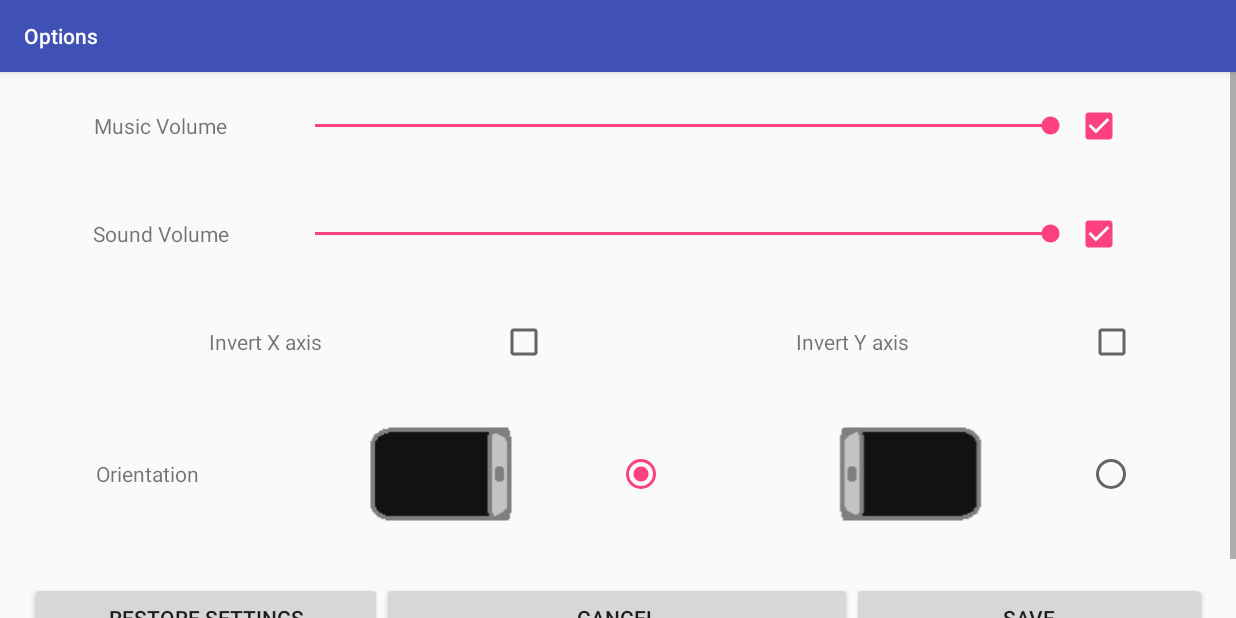
After one commit to Zoa84/AnnihilationIntelligence, an Android app: the OptionsActivity screen opened directly, with no data from a screen before it, on a phone screen of 824 x 412 dp (held sideways). The commit adds this screen. Run offline under Robolectric (Android 15) with nearby library versions, the phone set to English and light mode, and no system bars.

Commit message:
Added Options Activity, started setting up option functionality

```diff
--- a/AnnihilationIntelligence/app/src/main/java/simonchiu/annihilationintelligence/Activity/GameActivity.java
+++ b/AnnihilationIntelligence/app/src/main/java/simonchiu/annihilationintelligence/Activity/GameActivity.java
@@ -4,8 +4,10 @@ import android.app.Activity;
 import android.graphics.Rect;
 import android.opengl.GLSurfaceView;
 import android.os.Bundle;
+import android.os.CountDownTimer;
 import android.view.MotionEvent;
 import android.view.View;
+import android.widget.Toast;
 
 import com.threed.jpct.Camera;
 import com.threed.jpct.FrameBuffer;
@@ -50,7 +52,7 @@ public class GameActivity extends Activity {
     private MyRenderer renderer = null;
     private FrameBuffer fb = null;
     private World world = null;
-    private RGBColor back = new RGBColor(50, 50, 100);
+    private RGBColor bg = new RGBColor(50, 50, 100);
 
     private float touchTurn = 0;
     private float touchTurnUp = 0;
@@ -82,6 +84,9 @@ public class GameActivity extends Activity {
     private int fps = 0;
 
     private Light sun = null;
+
+    private Toast toast;
+    boolean back = false;
 
     protected void onCreate(Bundle savedInstanceState) {
 
@@ -131,6 +136,29 @@ public class GameActivity extends Activity {
     protected void onResume() {
         super.onResume();
         mGLView.onResume();
+    }
+
+    //Return to menu todo change to show a pause menu, DOES NOT end the game in any way
+    @Override
+    public void onBackPressed(){
+        if (!back) {
+            toast = Toast.makeText(this, "Press again to exit", Toast.LENGTH_SHORT);
+            toast.show();
+            back = true;
+            new CountDownTimer(2000, 1000){
+                public void onTick(long millisUntilFinished) {
+
+                }
+                public void onFinish() {
+                    back = false;
+                    toast.cancel();
+                }
+            }.start();
+        }
+        else{
+            toast.cancel();
+            super.onBackPressed();
+        }
     }
 
     @Override
@@ -308,7 +336,7 @@ public class GameActivity extends Activity {
 
                 for (int i = 0; i < textures.length; i++) {
                     try {
-                        is = getResources().getAssets().open(textures[i] + ".obj");
+                        is = getResources().getAssets().open("objects" + textures[i] + ".obj");
                         tObjects = Loader.loadOBJ(is, null, 1);
                     } catch (IOException e) {
                         e.printStackTrace();
@@ -424,7 +452,7 @@ public class GameActivity extends Activity {
             }*/
 
             //Draw and display 3D objects
-            fb.clear(back);
+            fb.clear(bg);
             world.renderScene(fb);
             world.draw(fb);
             fb.display();
--- a/AnnihilationIntelligence/app/src/main/java/simonchiu/annihilationintelligence/Activity/MenuActivity.java
+++ b/AnnihilationIntelligence/app/src/main/java/simonchiu/annihilationintelligence/Activity/MenuActivity.java
@@ -16,8 +16,8 @@ Android buttons, a toast message will appear to ask the player to press again to
 
 public class MenuActivity extends AppCompatActivity {
 
-    boolean back = false;
-    Toast toast;
+    boolean back = false;   //If the back button has been pressed
+    Toast toast;            //Variable to hold a toast message
 
     @Override
     protected void onCreate(Bundle savedInstanceState) {
@@ -31,8 +31,8 @@ public class MenuActivity extends AppCompatActivity {
     }
 
     public void options (View view){ // Button press options
-        //Intent intent = new Intent(MenuActivity.this,OptionsActivity.class);
-        //startActivity(intent);
+        Intent intent = new Intent(MenuActivity.this,OptionsActivity.class);
+        startActivity(intent);
     }
 
     public void exit (View view){ // Button press exit game
--- /dev/null
+++ b/AnnihilationIntelligence/app/src/main/java/simonchiu/annihilationintelligence/Activity/OptionsActivity.java
@@ -0,0 +1,177 @@
+package simonchiu.annihilationintelligence.Activity;
+
+import android.content.Intent;
+import android.os.Bundle;
+import android.support.design.widget.FloatingActionButton;
+import android.support.design.widget.Snackbar;
+import android.support.v7.app.AppCompatActivity;
+import android.support.v7.widget.Toolbar;
+import android.view.View;
+import android.widget.CheckBox;
+import android.widget.CompoundButton;
+import android.widget.RadioGroup;
+import android.widget.SeekBar;
+
+import simonchiu.annihilationintelligence.R;
+
+import static simonchiu.annihilationintelligence.Activity.OptionsActivity.Options.INVERTX;
+import static simonchiu.annihilationintelligence.Activity.OptionsActivity.Options.INVERTY;
+import static simonchiu.annihilationintelligence.Activity.OptionsActivity.Options.ORIENTATION;
+
+public class OptionsActivity extends AppCompatActivity {
+
+    class Options {
+        public static final int MUSIC = 0;
+        public static final int SOUND = 1;
+        public static final int INVERTX = 2;
+        public static final int INVERTY = 3;
+        public static final int ORIENTATION = 4;
+    }
+
+    boolean[] bOptionData = new boolean[5]; //Array of booleans for the checkboxes and radio groups under Options (using class Options)
+    int[] iVolume = new int[2];             //Array of the volume for music (0) and sound (1)
+    CheckBox[] cCheckBox = new CheckBox[4]; //Array of all checkboxes (0 = Music, 1 = Sound, 2 = Invert X, 3 = Invert Y)
+    RadioGroup rgOrien;                     //The radio group for the orientation
+    SeekBar[] sVolume = new SeekBar[2];     //Array of the seek bars for the music and sound volume
+
+    @Override
+    protected void onCreate(Bundle savedInstanceState) {
+        super.onCreate(savedInstanceState);
+        setContentView(R.layout.activity_options);
+
+        //Load current settings from options.txt
+        //TODO change to load, currently using fake settings
+        bOptionData[Options.MUSIC] = true;
+        bOptionData[Options.SOUND] = true;
+        bOptionData[Options.INVERTX] = false;
+        bOptionData[Options.INVERTY] = false;
+        bOptionData[Options.ORIENTATION] = true;
+        iVolume[Options.MUSIC] = 99;
+        iVolume[Options.SOUND] = 99;
+
+        //Settings for the Music
+        cCheckBox[Options.MUSIC] = (CheckBox) findViewById(R.id.cMusic);
+        cCheckBox[Options.MUSIC].setChecked(bOptionData[Options.MUSIC]);
+
+        //Settings for the Sound
+        cCheckBox[Options.SOUND] = (CheckBox) findViewById(R.id.cSound);
+        cCheckBox[Options.SOUND].setChecked(bOptionData[Options.SOUND]);
+
+        //Settings for Inverting camera controls
+        cCheckBox[Options.INVERTX] = (CheckBox) findViewById(R.id.cInvX);
+        cCheckBox[Options.INVERTY] = (CheckBox) findViewById(R.id.cInvY);
+        //Set the check buttons to current settings
+        cCheckBox[Options.INVERTX].setChecked(bOptionData[Options.INVERTX]);
+        cCheckBox[Options.INVERTY].setChecked(bOptionData[Options.INVERTY]);
+        //Listeners to check for changes to the check boxes
+        cCheckBox[Options.INVERTX].setOnCheckedChangeListener(new CompoundButton.OnCheckedChangeListener() {
+            @Override
+            public void onCheckedChanged(CompoundButton buttonView, boolean isChecked) {
+                bOptionData[Options.INVERTX] = cCheckBox[Options.INVERTX].isChecked();
+            }
+        });
+        cCheckBox[Options.INVERTY].setOnCheckedChangeListener(new CompoundButton.OnCheckedChangeListener() {
+            @Override
+            public void onCheckedChanged(CompoundButton buttonView, boolean isChecked) {
+                bOptionData[Options.INVERTY] = cCheckBox[Options.INVERTY].isChecked();
+            }
+        });
+
+        //Settings for the Orientation
+        rgOrien = (RadioGroup) findViewById(R.id.rgOrien);
+        rgOrien.clearCheck();
+        //Set the radio buttons to current settings
+        if (bOptionData[ORIENTATION]) {
+            rgOrien.check(R.id.rLeft);
+        }
+        else
+        {
+            rgOrien.check(R.id.rRight);
+        }
+        //Listener to check for changes to the radio group
+        rgOrien.setOnCheckedChangeListener(new RadioGroup.OnCheckedChangeListener() {
+            @Override
+            public void onCheckedChanged(RadioGroup group, int checkedId) {
+                //soundpool.play(sounds[3],(float) soundVolume/100,(float) soundVolume/100,0,0,1);
+                bOptionData[ORIENTATION] = rgOrien.findViewById(rgOrien.getCheckedRadioButtonId()) == findViewById(R.id.rLeft);
+            }
+        });
+
+        //Seek bar for Music and Sound
+        //Set the seek bars to current settings
+        sVolume[Options.MUSIC] = (SeekBar) findViewById(R.id.sMusic);
+        sVolume[Options.MUSIC].setProgress(iVolume[Options.MUSIC]);
+        sVolume[Options.SOUND] = (SeekBar) findViewById(R.id.sSound);
+        sVolume[Options.SOUND].setProgress(iVolume[Options.SOUND]);
+
+        //Listener for seek bars
+        sVolume[Options.MUSIC].setOnSeekBarChangeListener(new SeekBar.OnSeekBarChangeListener() {
+            @Override
+            public void onProgressChanged(SeekBar seekBar, int progress, boolean fromUser) {
+                iVolume[Options.MUSIC] = progress;
+                //musicLog = (float) (Math.log(100 - musicVolume)/Math.log(100));
+                //mediaPlayer.setVolume(1-musicLog,1-musicLog);
+            }
+
+            @Override
+            public void onStartTrackingTouch(SeekBar seekBar) {
+                //TODO Sound effect
+            }
+
+            @Override
+            public void onStopTrackingTouch(SeekBar seekBar) {
+                //TODO Sound effect
+            }
+        });
+        sVolume[Options.SOUND].setOnSeekBarChangeListener(new SeekBar.OnSeekBarChangeListener() {
+            @Override
+            public void onProgressChanged(SeekBar seekBar, int progress, boolean fromUser) {
+                iVolume[Options.SOUND] = progress;
+                //TODO Sound effect
+                //Set Volumes
+            }
+
+            @Override
+            public void onStartTrackingTouch(SeekBar seekBar) {
+                //TODO Sound effect
+            }
+
+            @Override
+            public void onStopTrackingTouch(SeekBar seekBar) {
+                //TODO Sound effect
+            }
+        });
+    }
+
+    @Override
+    public void onBackPressed() {
+        //Return to menu activity, without saving any changes
+        super.onBackPressed();
+
+    }
+
+    public void cancel (View view){ // Button press cancel
+        //Return to menu activity, without saving any changes
+        onBackPressed();
+    }
+
+    public void restore (View view){ // Button press restore settings
+        //Return to menu activity, setting the default settings
+        bOptionData[Options.MUSIC] = true;
+        bOptionData[Options.SOUND] = true;
+        bOptionData[Options.INVERTX] = false;
+        bOptionData[Options.INVERTY] = false;
+        bOptionData[Options.ORIENTATION] = true;
+        iVolume[Options.MUSIC] = 99;
+        iVolume[Options.SOUND] = 99;
+
+        //Reset default settings, and run Save function
+        save(view);
+    }
+
+    public void save (View view){ // Button press save
+        //Return to menu activity, using the newly set settings
+        onBackPressed();
+    }
+
+}
--- a/AnnihilationIntelligence/app/src/main/res/layout/activity_menu.xml
+++ b/AnnihilationIntelligence/app/src/main/res/layout/activity_menu.xml
@@ -17,7 +17,7 @@
         android:adjustViewBounds="true"/>
 
     <Button
-        android:text="@string/start"
+        android:text="@string/sStart"
         android:layout_width="wrap_content"
         android:layout_height="wrap_content"
         android:layout_centerVertical="true"
@@ -29,7 +29,7 @@
         android:onClick="start"/>
 
     <Button
-        android:text="@string/options"
+        android:text="@string/sOptions"
         android:layout_width="wrap_content"
         android:layout_height="wrap_content"
         android:id="@+id/options"
@@ -41,7 +41,7 @@
         android:onClick="options"/>
 
     <Button
-        android:text="@string/exit"
+        android:text="@string/sExit"
         android:layout_width="wrap_content"
         android:layout_height="wrap_content"
         android:id="@+id/exit"
--- /dev/null
+++ b/AnnihilationIntelligence/app/src/main/res/layout/activity_options.xml
@@ -0,0 +1,197 @@
+<?xml version="1.0" encoding="utf-8"?>
+<LinearLayout xmlns:android="http://schemas.android.com/apk/res/android"
+    xmlns:app="http://schemas.android.com/apk/res-auto"
+    xmlns:tools="http://schemas.android.com/tools"
+    android:layout_width="fill_parent"
+    android:layout_height="fill_parent"
+    android:orientation="vertical"
+    tools:context="simonchiu.annihilationintelligence.Activity.OptionsActivity"
+    android:weightSum="1.0" >
+
+
+    <ScrollView
+        android:layout_width="match_parent"
+        android:layout_height="match_parent">
+
+        <LinearLayout
+            android:layout_width="match_parent"
+            android:layout_height="wrap_content"
+            android:orientation="vertical" >
+
+            <TableRow
+                android:layout_width="match_parent"
+                android:layout_height="match_parent"
+                android:layout_margin="20dp" >
+
+                <TextView
+                    android:text="@string/sMusic"
+                    android:layout_width="0dp"
+                    android:layout_height="wrap_content"
+                    android:layout_weight="0.2"
+                    android:textAlignment="center" />
+
+                <SeekBar
+                    android:layout_width="0dp"
+                    android:layout_height="match_parent"
+                    android:id="@+id/sMusic"
+                    android:max="99"
+                    android:layout_weight="0.6"/>
+
+                <CheckBox
+                    android:layout_width="0dp"
+                    android:layout_height="wrap_content"
+                    android:id="@+id/cMusic"
+                    android:layout_weight="0.1"/>
+
+            </TableRow>
+
+            <TableRow
+                android:layout_width="match_parent"
+                android:layout_height="match_parent"
+                android:layout_margin="20dp" >
+
+                <TextView
+                    android:text="@string/sSound"
+                    android:layout_width="0dp"
+                    android:layout_height="wrap_content"
+                    android:layout_weight="0.2"
+                    android:textAlignment="center" />
+
+                <SeekBar
+                    android:layout_width="0dp"
+                    android:layout_height="match_parent"
+                    android:id="@+id/sSound"
+                    android:max="99"
+                    android:layout_weight="0.6"/>
+
+                <CheckBox
+                    android:layout_width="0dp"
+                    android:layout_height="wrap_content"
+                    android:id="@+id/cSound"
+                    android:layout_weight="0.1"/>
+
+            </TableRow>
+
+            <TableRow
+                android:layout_width="match_parent"
+                android:layout_height="match_parent"
+                android:layout_margin="20dp" >
+
+                <TextView
+                    android:text="@string/sInvX"
+                    android:layout_width="0dp"
+                    android:layout_height="wrap_content"
+                    android:layout_weight="0.4"
+                    android:textAlignment="center" />
+
+                <CheckBox
+                    android:layout_width="0dp"
+                    android:layout_height="wrap_content"
+                    android:id="@+id/cInvX"
+                    android:layout_weight="0.1"/>
+
+                <TextView
+                    android:text="@string/sInvY"
+                    android:layout_width="0dp"
+                    android:layout_height="wrap_content"
+                    android:layout_weight="0.4"
+                    android:textAlignment="center" />
+
+                <CheckBox
+                    android:layout_width="0dp"
+                    android:layout_height="wrap_content"
+                    android:id="@+id/cInvY"
+                    android:layout_weight="0.1"/>
+
+            </TableRow>
+
+            <TableRow
+                android:layout_width="match_parent"
+                android:layout_height="match_parent"
+                android:layout_margin="20dp" >
+
+                <TableRow
+                    android:layout_width="0dp"
+                    android:layout_height="match_parent"
+                    android:layout_weight="0.2" >
+
+                    <TextView
+                        android:text="@string/sOrien"
+                        android:layout_width="match_parent"
+                        android:layout_height="wrap_content"
+                        android:layout_gravity="center"
+                        android:textAlignment="center" />
+                </TableRow>
+
+                <TableRow
+                    android:layout_width="0dp"
+                    android:layout_height="wrap_content"
+                    android:layout_weight="0.8" >
+
+                    <RadioGroup
+                        android:layout_width="match_parent"
+                        android:layout_height="match_parent"
+                        android:orientation="horizontal"
+                        android:id="@+id/rgOrien">
+
+                        <ImageView
+                            android:layout_width="wrap_content"
+                            android:layout_height="match_parent"
+                            app:srcCompat="@drawable/img_left_ori"
+                            android:layout_weight="0.3"/>
+
+                        <RadioButton
+                            android:layout_width="wrap_content"
+                            android:layout_height="match_parent"
+                            android:id="@+id/rLeft"
+                            android:layout_weight="0.1" />
+
+                        <ImageView
+                            android:layout_width="wrap_content"
+                            android:layout_height="match_parent"
+                            app:srcCompat="@drawable/img_right_ori"
+                            android:layout_weight="0.3"/>
+
+                        <RadioButton
+                            android:layout_width="wrap_content"
+                            android:layout_height="match_parent"
+                            android:id="@+id/rRight"
+                            android:layout_weight="0.1" />
+
+                    </RadioGroup>
+
+                </TableRow>
+
+            </TableRow>
+
+            <TableRow
+                android:layout_width="match_parent"
+                android:layout_height="match_parent"
+                android:layout_margin="20dp" >
+
+                <Button
+                    android:text="@string/sRestore"
+                    android:layout_width="0dp"
+                    android:layout_height="wrap_content"
+                    android:onClick="restore"
+                    android:layout_weight="0.3"/>
+
+                <Button
+                    android:text="@string/sCancel"
+                    android:layout_width="0dp"
+                    android:layout_height="wrap_content"
+                    android:onClick="cancel"
+                    android:layout_weight="0.4"/>
+
+                <Button
+                    android:text="@string/sSave"
+                    android:layout_width="0dp"
+                    android:layout_height="wrap_content"
+                    android:onClick="save"
+                    android:layout_weight="0.3"/>
+            </TableRow>
+
+        </LinearLayout>
+    </ScrollView>
+
+</LinearLayout>
--- a/AnnihilationIntelligence/app/src/main/res/values/strings.xml
+++ b/AnnihilationIntelligence/app/src/main/res/values/strings.xml
@@ -3,7 +3,21 @@
     <string name="title_activity_splash">@string/app_name</string>
     <string name="title_activity_menu">MenuActivity</string>
     <string name="title_activity_game">GameActivity</string>
-    <string name="start">Start Game</string>
-    <string name="options">Options</string>
-    <string name="exit">Exit</string>
+    <string name="title_activity_options">@string/sOptions</string>
+
+    <!--Menu Strings-->
+    <string name="sStart">Start Game</string>
+    <string name="sOptions">Options</string>
+    <string name="sExit">Exit</string>
+
+    <!--Options Strings-->
+    <string name="sMusic">Music Volume</string>
+    <string name="sSound">Sound Volume</string>
+    <string name="sInvX">Invert X axis</string>
+    <string name="sInvY">Invert Y axis</string>
+    <string name="sOrien">Orientation</string>
+    <string name="sRestore">Restore Settings</string>
+    <string name="sCancel">Cancel</string>
+    <string name="sSave">Save</string>
+
 </resources>
--- a/AnnihilationIntelligence/build.gradle
+++ b/AnnihilationIntelligence/build.gradle
@@ -5,7 +5,7 @@ buildscript {
         jcenter()
     }
     dependencies {
-        classpath 'com.android.tools.build:gradle:2.2.1'
+        classpath 'com.android.tools.build:gradle:2.2.3'
 
         // NOTE: Do not place your application dependencies here; they belong
         // in the individual module build.gradle files
```
Also changed, not shown: AnnihilationIntelligence/app/src/main/AndroidManifest.xml (+8 -2 lines), AnnihilationIntelligence/app/src/main/res/drawable/img_left_ori.png (added), AnnihilationIntelligence/app/src/main/res/drawable/img_right_ori.png (added), 15 other files.
